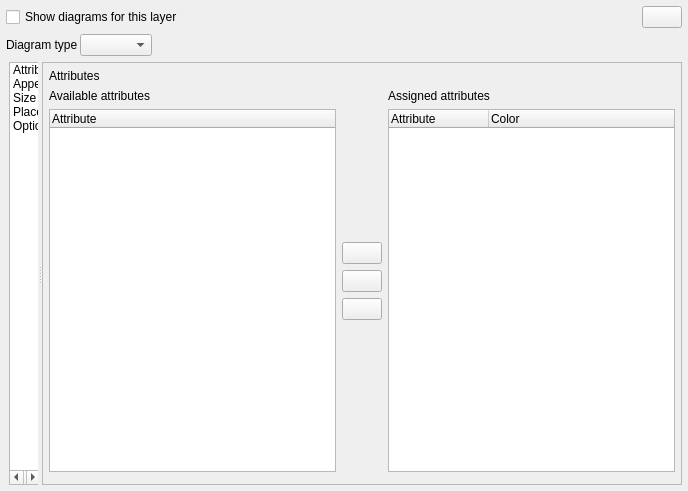
The window that src/ui/qgsdiagrampropertiesbase.ui (qgis/QGIS) describes before a commit, drawn with Qt 5.
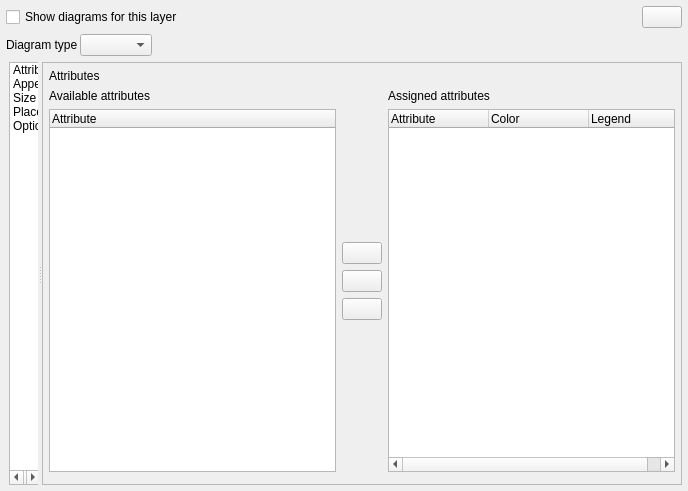
The same window after the commit. Icons and pictures are not drawn. Custom widgets are drawn as their Qt base class.

Commit message:
[feature] adds diagram legend
added editable labels in the legend configuration

The edit to the form file:
```diff
--- a/src/ui/qgsdiagrampropertiesbase.ui
+++ b/src/ui/qgsdiagrampropertiesbase.ui
@@ -298,7 +298,7 @@
                    <x>0</x>
                    <y>0</y>
                    <width>630</width>
-                   <height>376</height>
+                   <height>372</height>
                   </rect>
                  </property>
                  <layout class="QHBoxLayout" name="horizontalLayout_6">
@@ -472,7 +472,7 @@
                        <bool>false</bool>
                       </property>
                       <property name="columnCount">
-                       <number>2</number>
+                       <number>3</number>
                       </property>
                       <column>
                        <property name="text">
@@ -484,6 +484,11 @@
                         <string>Color</string>
                        </property>
                       </column>
+                      <column>
+                       <property name="text">
+                        <string>Legend</string>
+                       </property>
+                      </column>
                      </widget>
                     </item>
                    </layout>
```
Left out of the diff: 16 changed lines with no effect on the pictures. The commit also changes 6 other files.
